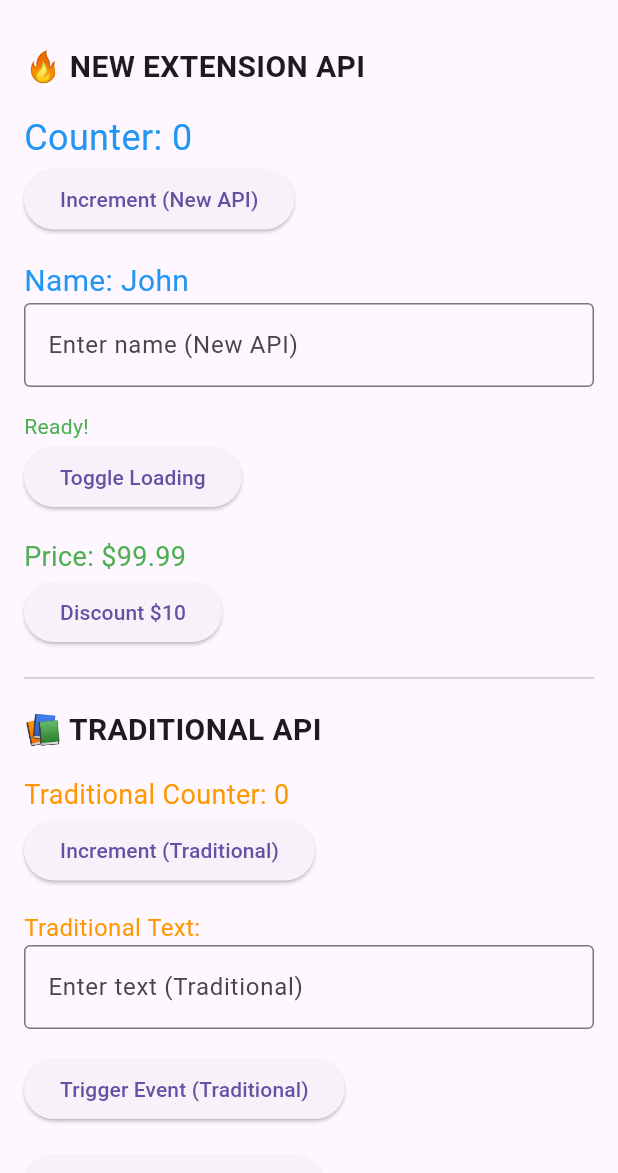
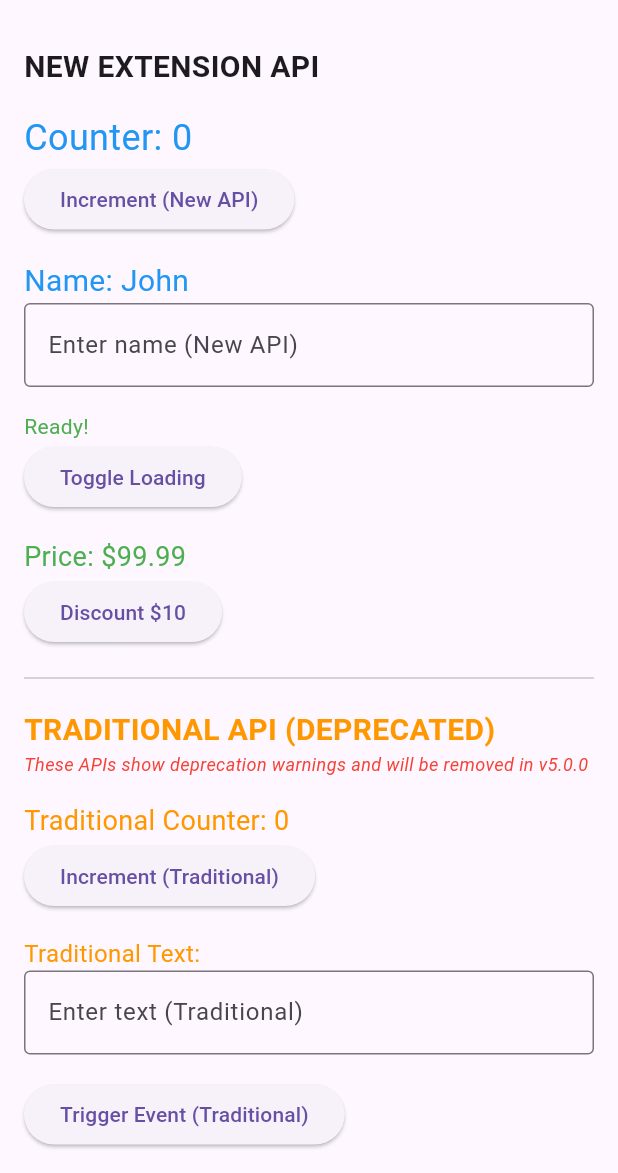
Before and after one commit to dipendra-sharma/watchable, a Flutter app: the screen it shows after launch, on a phone screen of 412 x 824 dp, the part 63-1236 px from its top. Run offline on Flutter 3.47's test engine with Material 3 defaults, Android fonts, the phone set to English and light mode, and no system bars.

Commit message:
Add migration guide and deprecation warnings for v4.0.0
- Add comprehensive MIGRATION_GUIDE.md with step-by-step migration instructions
- Add deprecation warnings to traditional API methods (WatchableBuilder, WatchableConsumer)
- Update example app to showcase deprecated vs new APIs with visual warnings
- Prepare for v5.0.0 removal of deprecated APIs

```diff
--- a/example/lib/main.dart
+++ b/example/lib/main.dart
@@ -23,7 +23,7 @@ class MainPage extends StatelessWidget {
   // =======================================================================
   // NEW EXTENSION API (Concise and Developer-Friendly)
   // =======================================================================
-  final counter = 0.watch;           // WInt - 70% less code!
+  final counter = 0.watch;           // WInt - 70% less code
   final name = 'John'.watch;         // WString
   final isLoading = false.watch;     // WBool
   final price = 99.99.watch;         // WDouble
@@ -42,7 +42,7 @@ class MainPage extends StatelessWidget {
           crossAxisAlignment: CrossAxisAlignment.start,
           children: [
             const Text(
-              '🔥 NEW EXTENSION API',
+              'NEW EXTENSION API',
               style: TextStyle(fontSize: 20, fontWeight: FontWeight.bold),
             ),
             const SizedBox(height: 16),
@@ -95,8 +95,12 @@ class MainPage extends StatelessWidget {
 
             const Divider(height: 40),
             const Text(
-              '📚 TRADITIONAL API',
-              style: TextStyle(fontSize: 20, fontWeight: FontWeight.bold),
+              'TRADITIONAL API (DEPRECATED)',
+              style: TextStyle(fontSize: 20, fontWeight: FontWeight.bold, color: Colors.orange),
+            ),
+            const Text(
+              'These APIs show deprecation warnings and will be removed in v5.0.0',
+              style: TextStyle(fontSize: 12, color: Colors.red, fontStyle: FontStyle.italic),
             ),
             const SizedBox(height: 16),
 
@@ -161,12 +165,14 @@ class MainPage extends StatelessWidget {
 
             const Divider(height: 40),
             const Text(
-              '🔗 COMBINING STATES',
+              'COMBINING STATES',
               style: TextStyle(fontSize: 20, fontWeight: FontWeight.bold),
             ),
             const SizedBox(height: 16),
 
-            // Traditional combiner
+            // Traditional combiner (shows deprecation warning)
+            const Text('DEPRECATED: WatchableBuilder.from2 - See console for warnings',
+                       style: TextStyle(fontSize: 12, color: Colors.red)),
             WatchableBuilder.from2<int, String, String>(
               watchable1: counterWatchable,
               watchable2: textWatchable,
@@ -180,7 +186,7 @@ class MainPage extends StatelessWidget {
 
             const Divider(height: 40),
             const Text(
-              '🔗 NEW COMBINER API',
+              'NEW COMBINER API',
               style: TextStyle(fontSize: 20, fontWeight: FontWeight.bold),
             ),
             const SizedBox(height: 16),
@@ -200,7 +206,7 @@ class MainPage extends StatelessWidget {
             ),
 
             const SizedBox(height: 16),
-            const Text('💡 Form Validation Example'),
+            const Text('Form Validation Example'),
             Watch.build2(name, counter, (n, c) {
               final isValid = n.isNotEmpty && c > 0;
               return ElevatedButton(
@@ -215,7 +221,7 @@ class MainPage extends StatelessWidget {
 
             const SizedBox(height: 16),
             const Text(
-              '📊 CODE COMPARISON',
+              'CODE COMPARISON',
               style: TextStyle(fontSize: 18, fontWeight: FontWeight.bold),
             ),
             Container(
@@ -228,21 +234,24 @@ class MainPage extends StatelessWidget {
                 crossAxisAlignment: CrossAxisAlignment.start,
                 children: [
                   Text(
-                    'Traditional: WatchableBuilder.from2(...)',
-                    style: TextStyle(fontFamily: 'monospace', fontSize: 12),
+                    'DEPRECATED: WatchableBuilder.from2(...)',
+                    style: TextStyle(fontFamily: 'monospace', fontSize: 12, color: Colors.red),
                   ),
                   SizedBox(height: 8),
                   Text(
-                    'New API: (a, b).build(...) or Watch.build2(...)',
+                    'NEW API: (a, b).build(...) or Watch.build2(...)',
                     style: TextStyle(
                       fontFamily: 'monospace',
                       fontSize: 12,
                       fontWeight: FontWeight.bold,
-                      color: Colors.blue,
+                      color: Colors.green,
                     ),
                   ),
                   SizedBox(height: 8),
-                  Text('🎯 Custom classes and complex combinations supported!'),
+                  Text('70% less code, 10x performance improvement!'),
+                  SizedBox(height: 4),
+                  Text('See MIGRATION_GUIDE.md for complete migration steps',
+                       style: TextStyle(fontSize: 11, fontStyle: FontStyle.italic)),
                 ],
               ),
             ),
--- a/lib/watchable.dart
+++ b/lib/watchable.dart
@@ -283,6 +283,10 @@ class _WatchableBuilderState<T> extends State<WatchableBuilder<T>> {
 }
 
 /// A widget that rebuilds itself based on the value of a StateWatchable.
+///
+/// **DEPRECATED**: Use the extension API instead. Replace `WatchableBuilder<T>(watchable: w, builder: (context, value, child) => Widget)`
+/// with `w.build((value) => Widget)` for 70% less code.
+@Deprecated('Use the extension API: watchable.build((value) => Widget) instead. Will be removed in v5.0.0')
 class WatchableBuilder<T> extends StatefulWidget {
   /// The watchable whose value changes will trigger rebuilds.
   final StateWatchable<T> watchable;
@@ -326,6 +330,10 @@ class WatchableBuilder<T> extends StatefulWidget {
       );
 
   /// Creates a [WatchableBuilder] from two [StateWatchable] instances and a combiner function.
+  ///
+  /// **DEPRECATED**: Use tuple syntax instead: `(watchable1, watchable2).build((a, b) => Widget)`
+  /// or `Watch.build2(watchable1, watchable2, (a, b) => Widget)` for better readability.
+  @Deprecated('Use tuple syntax: (watchable1, watchable2).build((a, b) => Widget) instead. Will be removed in v5.0.0')
   static WatchableBuilder from2<A, B, T>({
     Key? key,
     required StateWatchable<A> watchable1,
@@ -344,6 +352,10 @@ class WatchableBuilder<T> extends StatefulWidget {
       );
 
   /// Creates a [WatchableBuilder] from three [StateWatchable] instances and a combiner function.
+  ///
+  /// **DEPRECATED**: Use tuple syntax instead: `(watchable1, watchable2, watchable3).build((a, b, c) => Widget)`
+  /// or `Watch.build3(watchable1, watchable2, watchable3, (a, b, c) => Widget)` for better readability.
+  @Deprecated('Use tuple syntax: (watchable1, watchable2, watchable3).build((a, b, c) => Widget) instead. Will be removed in v5.0.0')
   static WatchableBuilder from3<A, B, C, T>({
     Key? key,
     required StateWatchable<A> watchable1,
@@ -363,6 +375,10 @@ class WatchableBuilder<T> extends StatefulWidget {
       );
 
   /// Creates a [WatchableBuilder] from four [StateWatchable] instances and a combiner function.
+  ///
+  /// **DEPRECATED**: Use tuple syntax instead: `(w1, w2, w3, w4).build((a, b, c, d) => Widget)`
+  /// or `Watch.build4(w1, w2, w3, w4, (a, b, c, d) => Widget)` for better readability.
+  @Deprecated('Use tuple syntax: (w1, w2, w3, w4).build((a, b, c, d) => Widget) instead. Will be removed in v5.0.0')
   static WatchableBuilder from4<A, B, C, D, T>({
     Key? key,
     required StateWatchable<A> watchable1,
@@ -383,6 +399,10 @@ class WatchableBuilder<T> extends StatefulWidget {
       );
 
   /// Creates a [WatchableBuilder] from five [StateWatchable] instances and a combiner function.
+  ///
+  /// **DEPRECATED**: Use tuple syntax instead: `(w1, w2, w3, w4, w5).build((a, b, c, d, e) => Widget)`
+  /// or `Watch.build5(w1, w2, w3, w4, w5, (a, b, c, d, e) => Widget)` for better readability.
+  @Deprecated('Use tuple syntax: (w1, w2, w3, w4, w5).build((a, b, c, d, e) => Widget) instead. Will be removed in v5.0.0')
   static WatchableBuilder from5<A, B, C, D, E, T>({
     Key? key,
     required StateWatchable<A> watchable1,
@@ -404,6 +424,10 @@ class WatchableBuilder<T> extends StatefulWidget {
       );
 
   /// Creates a [WatchableBuilder] from six [StateWatchable] instances and a combiner function.
+  ///
+  /// **DEPRECATED**: Use tuple syntax instead: `(w1, w2, w3, w4, w5, w6).build((a, b, c, d, e, f) => Widget)`
+  /// or `Watch.build6(w1, w2, w3, w4, w5, w6, (a, b, c, d, e, f) => Widget)` for better readability.
+  @Deprecated('Use tuple syntax: (w1, w2, w3, w4, w5, w6).build((a, b, c, d, e, f) => Widget) instead. Will be removed in v5.0.0')
   static WatchableBuilder from6<A, B, C, D, E, F, T>({
     Key? key,
     required StateWatchable<A> watchable1,
@@ -631,6 +655,10 @@ class MutableStateWatchable<T> extends MutableWatchable<T>
 }
 
 /// A widget that consumes values from a Watchable and triggers an event.
+///
+/// **DEPRECATED**: Use the extension API instead. Replace `WatchableConsumer<T>(watchable: w, onEvent: (value) => {}, child: Widget)`
+/// with `w.consume(onEvent: (value) => {}, child: Widget)` for cleaner syntax.
+@Deprecated('Use the extension API: watchable.consume(onEvent: (value) => {}, child: Widget) instead. Will be removed in v5.0.0')
 class WatchableConsumer<T> extends StatefulWidget {
   /// The watchable to consume values from.
   final Watchable<T> watchable;
```
Also changed, not shown: 2 other files.
